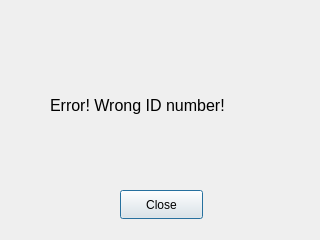
PaulBelov0/Transport_List, file ElementIDErrorWindow.ui: the form before one commit.
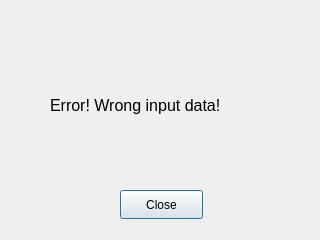
The form after the commit.

What changed in the file:
```diff
--- a/ElementIDErrorWindow.ui
+++ b/ElementIDErrorWindow.ui
@@ -28,7 +28,7 @@
     </font>
    </property>
    <property name="text">
-    <string>Error! Wrong ID number!</string>
+    <string>Error! Wrong input data!</string>
    </property>
   </widget>
   <widget class="QPushButton" name="closeButton">
```
